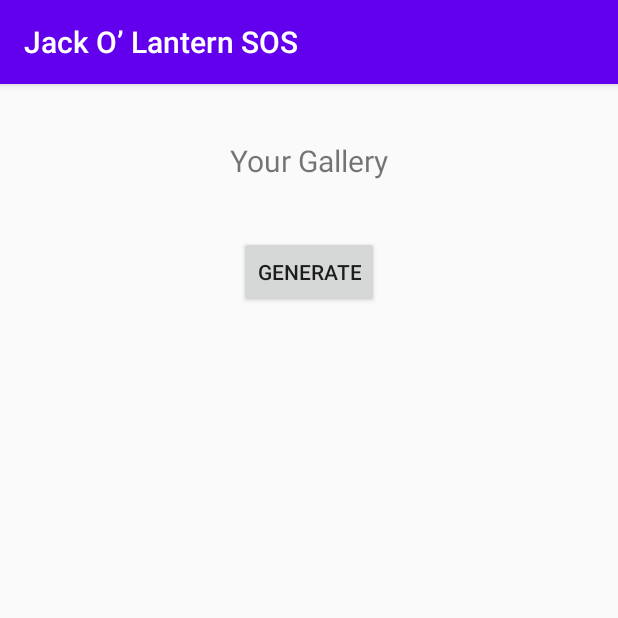
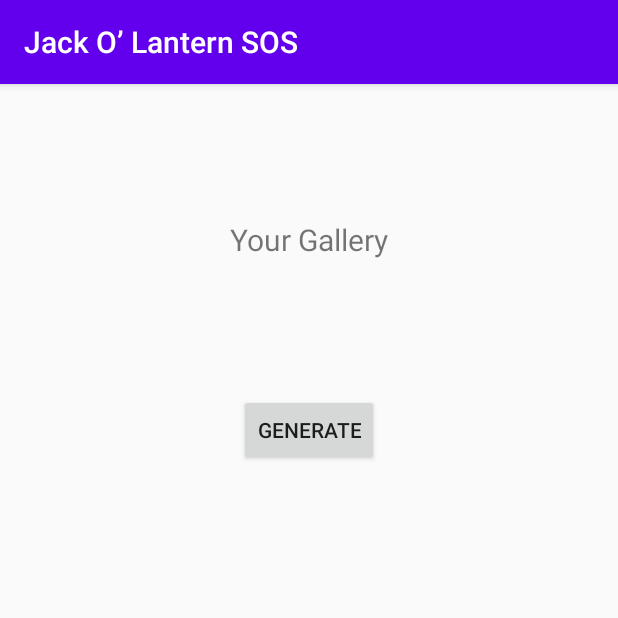
Before and after one commit to s529428/Jack-O-Lantern-SOS, an Android app: the GalleryActivity screen opened directly, with no data from a screen before it, on a phone screen of 412 x 824 dp, the top half of it. Run offline under Robolectric (Android 15) with nearby library versions, the phone set to English and light mode, and no system bars.

Commit message:
fixed layout on gallery

```diff
--- a/app/src/main/res/layout/activity_gallery.xml
+++ b/app/src/main/res/layout/activity_gallery.xml
@@ -9,7 +9,7 @@
     <androidx.recyclerview.widget.RecyclerView
         android:id="@+id/recyclerView"
         android:layout_width="308dp"
-        android:layout_height="535dp"
+        android:layout_height="405dp"
         app:layout_constraintBottom_toBottomOf="parent"
         app:layout_constraintEnd_toEndOf="parent"
         app:layout_constraintHorizontal_bias="0.495"
```
